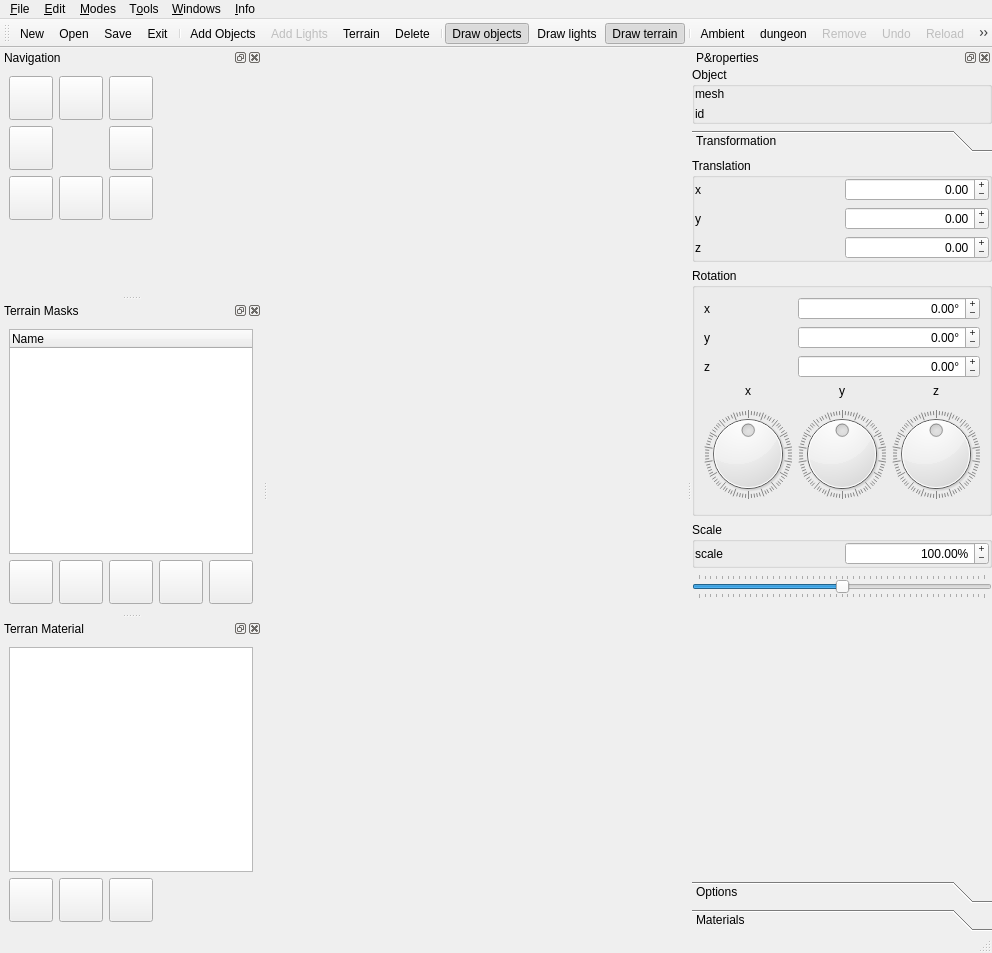
Qt form new_map_editor/mapeditor.ui (xaphier/Eternal-Lands) before a commit.
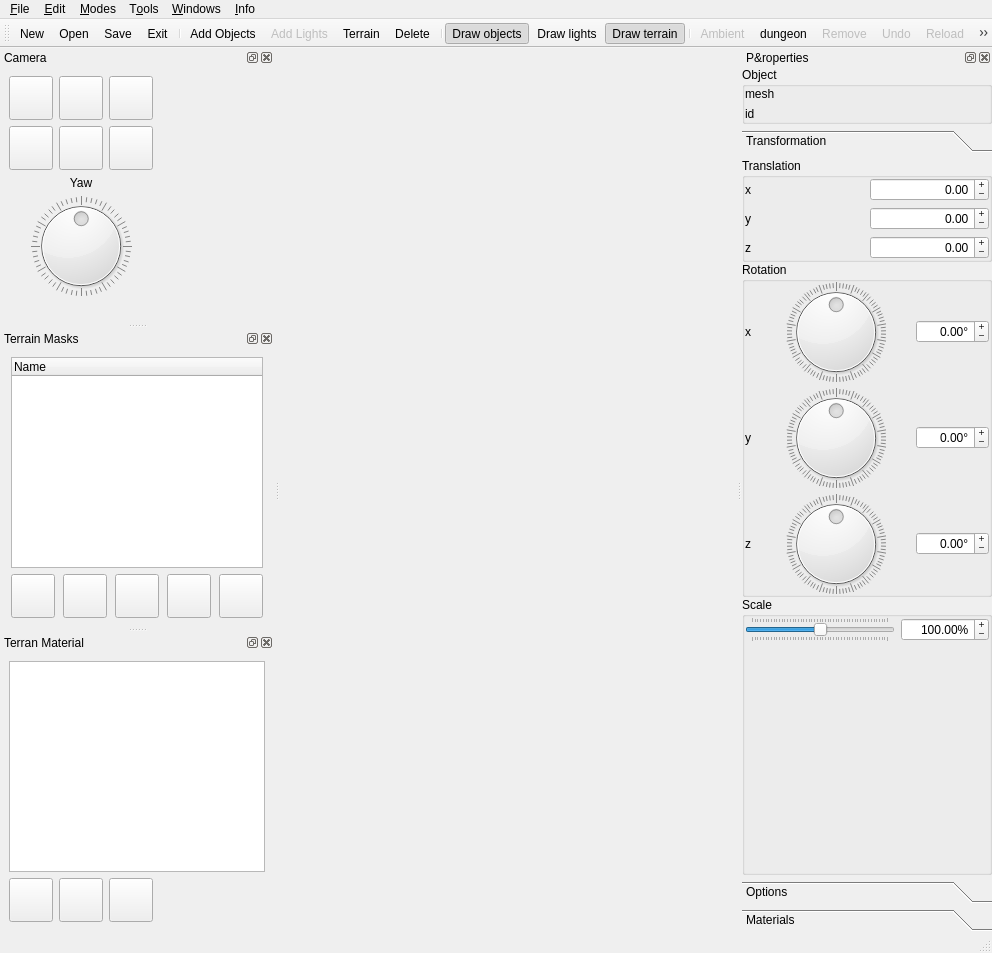
The same form after that commit. The open tabs and pages were chosen to show the change. Icons and pictures are not drawn. Custom widgets are drawn as their Qt base class.

```diff
--- a/new_map_editor/mapeditor.ui
+++ b/new_map_editor/mapeditor.ui
@@ -192,13 +192,39 @@
     <bool>false</bool>
    </property>
    <property name="windowTitle">
-    <string>Navigation</string>
+    <string>Camera</string>
    </property>
    <attribute name="dockWidgetArea">
     <number>1</number>
    </attribute>
    <widget class="QWidget" name="dockWidgetContents_4">
     <layout class="QGridLayout" name="gridLayout_5">
+     <item row="0" column="0">
+      <widget class="QPushButton" name="zoom_out">
+       <property name="minimumSize">
+        <size>
+         <width>44</width>
+         <height>44</height>
+        </size>
+       </property>
+       <property name="maximumSize">
+        <size>
+         <width>44</width>
+         <height>44</height>
+        </size>
+       </property>
+       <property name="icon">
+        <iconset resource="icons/resourcen.qrc">
+         <normaloff>:/icons/gtk-zoom-out.png</normaloff>:/icons/gtk-zoom-out.png</iconset>
+       </property>
+       <property name="iconSize">
+        <size>
+         <width>32</width>
+         <height>32</height>
+        </size>
+       </property>
+      </widget>
+     </item>
      <item row="0" column="1">
       <widget class="QPushButton" name="move_u">
        <property name="minimumSize">
@@ -225,6 +251,32 @@
        </property>
       </widget>
      </item>
+     <item row="0" column="2">
+      <widget class="QPushButton" name="zoom_in">
+       <property name="minimumSize">
+        <size>
+         <width>44</width>
+         <height>44</height>
+        </size>
+       </property>
+       <property name="maximumSize">
+        <size>
+         <width>44</width>
+         <height>44</height>
+        </size>
+       </property>
+       <property name="icon">
+        <iconset resource="icons/resourcen.qrc">
+         <normaloff>:/icons/gtk-zoom-in.png</normaloff>:/icons/gtk-zoom-in.png</iconset>
+       </property>
+       <property name="iconSize">
+        <size>
+         <width>32</width>
+         <height>32</height>
+        </size>
+       </property>
+      </widget>
+     </item>
      <item row="1" column="0">
       <widget class="QPushButton" name="move_l">
        <property name="minimumSize">
@@ -251,6 +303,32 @@
        </property>
       </widget>
      </item>
+     <item row="1" column="1">
+      <widget class="QPushButton" name="move_d">
+       <property name="minimumSize">
+        <size>
+         <width>44</width>
+         <height>44</height>
+        </size>
+       </property>
+       <property name="maximumSize">
+        <size>
+         <width>44</width>
+         <height>44</height>
+        </size>
+       </property>
+       <property name="icon">
+        <iconset resource="icons/resourcen.qrc">
+         <normaloff>:/icons/gtk-go-down.png</normaloff>:/icons/gtk-go-down.png</iconset>
+       </property>
+       <property name="iconSize">
+        <size>
+         <width>32</width>
+         <height>32</height>
+        </size>
+       </property>
+      </widget>
+     </item>
      <item row="1" column="2">
       <widget class="QPushButton" name="move_r">
        <property name="minimumSize">
@@ -277,162 +355,61 @@
        </property>
       </widget>
      </item>
-     <item row="2" column="1">
-      <widget class="QPushButton" name="move_d">
-       <property name="minimumSize">
-        <size>
-         <width>44</width>
-         <height>44</height>
-        </size>
+     <item row="3" column="0" colspan="3">
+      <widget class="QDial" name="camera_yaw">
+       <property name="minimum">
+        <number>-180</number>
        </property>
-       <property name="maximumSize">
-        <size>
-         <width>44</width>
-         <height>44</height>
-        </size>
+       <property name="maximum">
+        <number>179</number>
        </property>
-       <property name="icon">
-        <iconset resource="icons/resourcen.qrc">
-         <normaloff>:/icons/gtk-go-down.png</normaloff>:/icons/gtk-go-down.png</iconset>
+       <property name="wrapping">
+        <bool>true</bool>
        </property>
-       <property name="iconSize">
-        <size>
-         <width>32</width>
-         <height>32</height>
-        </size>
+       <property name="notchTarget">
+        <double>5.500000000000000</double>
+       </property>
+       <property name="notchesVisible">
+        <bool>true</bool>
        </property>
       </widget>
      </item>
-     <item row="2" column="5">
+     <item row="0" column="3" rowspan="4" colspan="2">
       <spacer name="horizontalSpacer">
        <property name="orientation">
         <enum>Qt::Horizontal</enum>
        </property>
        <property name="sizeHint" stdset="0">
         <size>
-         <width>40</width>
-         <height>20</height>
+         <width>0</width>
+         <height>0</height>
         </size>
        </property>
       </spacer>
      </item>
-     <item row="3" column="2">
+     <item row="2" column="0" colspan="3">
+      <widget class="QLabel" name="label_9">
+       <property name="text">
+        <string>Yaw</string>
+       </property>
+       <property name="alignment">
+        <set>Qt::AlignCenter</set>
+       </property>
+      </widget>
+     </item>
+     <item row="4" column="0" colspan="5">
       <spacer name="verticalSpacer_2">
        <property name="orientation">
         <enum>Qt::Vertical</enum>
        </property>
        <property name="sizeHint" stdset="0">
         <size>
-         <width>20</width>
-         <height>40</height>
+         <width>0</width>
+         <height>0</height>
         </size>
        </property>
       </spacer>
      </item>
-     <item row="0" column="0">
-      <widget class="QPushButton" name="rotate_r">
-       <property name="minimumSize">
-        <size>
-         <width>44</width>
-         <height>44</height>
-        </size>
-       </property>
-       <property name="maximumSize">
-        <size>
-         <width>44</width>
-         <height>44</height>
-        </size>
-       </property>
-       <property name="icon">
-        <iconset resource="icons/resourcen.qrc">
-         <normaloff>:/icons/object-rotate-right.png</normaloff>:/icons/object-rotate-right.png</iconset>
-       </property>
-       <property name="iconSize">
-        <size>
-         <width>32</width>
-         <height>32</height>
-        </size>
-       </property>
-      </widget>
-     </item>
-     <item row="0" column="2">
-      <widget class="QPushButton" name="rotate_l">
-       <property name="minimumSize">
-        <size>
-         <width>44</width>
-         <height>44</height>
-        </size>
-       </property>
-       <property name="maximumSize">
-        <size>
-         <width>44</width>
-         <height>44</height>
-        </size>
-       </property>
-       <property name="icon">
-        <iconset resource="icons/resourcen.qrc">
-         <normaloff>:/icons/object-rotate-left.png</normaloff>:/icons/object-rotate-left.png</iconset>
-       </property>
-       <property name="iconSize">
-        <size>
-         <width>32</width>
-         <height>32</height>
-        </size>
-       </property>
-      </widget>
-     </item>
-     <item row="2" column="0">
-      <widget class="QPushButton" name="zoom_out">
-       <property name="minimumSize">
-        <size>
-         <width>44</width>
-         <height>44</height>
-        </size>
-       </property>
-       <property name="maximumSize">
-        <size>
-         <width>44</width>
-         <height>44</height>
-        </size>
-       </property>
-       <property name="icon">
-        <iconset resource="icons/resourcen.qrc">
-         <normaloff>:/icons/gtk-zoom-out.png</normaloff>:/icons/gtk-zoom-out.png</iconset>
-       </property>
-       <property name="iconSize">
-        <size>
-         <width>32</width>
-         <height>32</height>
-        </size>
-       </property>
-      </widget>
-     </item>
-     <item row="2" column="2">
-      <widget class="QPushButton" name="zoom_in">
-       <property name="minimumSize">
-        <size>
-         <width>44</width>
-         <height>44</height>
-        </size>
-       </property>
-       <property name="maximumSize">
-        <size>
-         <width>44</width>
-         <height>44</height>
-        </size>
-       </property>
-       <property name="icon">
-        <iconset resource="icons/resourcen.qrc">
-         <normaloff>:/icons/gtk-zoom-in.png</normaloff>:/icons/gtk-zoom-in.png</iconset>
-       </property>
-       <property name="iconSize">
-        <size>
-         <width>32</width>
-         <height>32</height>
-        </size>
-       </property>
-      </widget>
-     </item>
     </layout>
    </widget>
   </widget>
@@ -578,14 +555,17 @@
              <rect>
               <x>0</x>
               <y>0</y>
-              <width>188</width>
-              <height>397</height>
+              <width>122</width>
+              <height>340</height>
              </rect>
             </property>
             <attribute name="label">
              <string>Transformation</string>
             </attribute>
             <layout class="QVBoxLayout" name="verticalLayout_4">
+             <property name="spacing">
+              <number>0</number>
+             </property>
              <property name="margin">
               <number>0</number>
              </property>
@@ -745,6 +725,9 @@
                 <string>Rotation</string>
                </property>
                <layout class="QGridLayout" name="gridLayout_11">
+                <property name="margin">
+                 <number>0</number>
+                </property>
                 <item row="0" column="0">
                  <widget class="QLabel" name="label_23">
                   <property name="minimumSize">
@@ -761,7 +744,23 @@
                   </property>
                  </widget>
                 </item>
-                <item row="0" column="1" colspan="2">
+                <item row="0" column="2">
+                 <widget class="QDial" name="x_rotation_dial">
+                  <property name="minimum">
+                   <number>-180</number>
+                  </property>
+                  <property name="maximum">
+                   <number>179</number>
+                  </property>
+                  <property name="wrapping">
+                   <bool>true</bool>
+                  </property>
+                  <property name="notchesVisible">
+                   <bool>true</bool>
+                  </property>
+                 </widget>
+                </item>
+                <item row="0" column="4">
                  <widget class="QDoubleSpinBox" name="x_rotation">
                   <property name="minimumSize">
                    <size>
@@ -811,7 +810,23 @@
                   </property>
                  </widget>
                 </item>
-                <item row="1" column="1" colspan="2">
+                <item row="1" column="2">
+                 <widget class="QDial" name="y_rotation_dial">
+                  <property name="minimum">
+                   <number>-180</number>
+                  </property>
+                  <property name="maximum">
+                   <number>179</number>
+                  </property>
+                  <property name="wrapping">
+                   <bool>true</bool>
+                  </property>
+                  <property name="notchesVisible">
+                   <bool>true</bool>
+                  </property>
+                 </widget>
+                </item>
+                <item row="1" column="4">
                  <widget class="QDoubleSpinBox" name="y_rotation">
                   <property name="minimumSize">
                    <size>
@@ -864,106 +879,7 @@
                   </property>
                  </widget>
                 </item>
-                <item row="2" column="1" colspan="2">
-                 <widget class="QDoubleSpinBox" name="z_rotation">
-                  <property name="minimumSize">
-                   <size>
-                    <width>30</width>
-                    <height>0</height>
-                   </size>
-                  </property>
-                  <property name="wrapping">
-                   <bool>true</bool>
-                  </property>
-                  <property name="alignment">
-                   <set>Qt::AlignRight|Qt::AlignTrailing|Qt::AlignVCenter</set>
-                  </property>
-                  <property name="buttonSymbols">
-                   <enum>QAbstractSpinBox::PlusMinus</enum>
-                  </property>
-                  <property name="keyboardTracking">
-                   <bool>false</bool>
-                  </property>
-                  <property name="suffix">
-                   <string>°</string>
-                  </property>
-                  <property name="minimum">
-                   <double>-180.000000000000000</double>
-                  </property>
-                  <property name="maximum">
-                   <double>179.000000000000000</double>
-                  </property>
-                  <property name="singleStep">
-                   <double>1.000000000000000</double>
-                  </property>
-                  <property name="value">
-                   <double>0.000000000000000</double>
-                  </property>
-                 </widget>
-                </item>
-                <item row="3" column="0">
-                 <widget class="QLabel" name="label_9">
-                  <property name="text">
-                   <string>x</string>
-                  </property>
-                  <property name="alignment">
-                   <set>Qt::AlignCenter</set>
-                  </property>
-                 </widget>
-                </item>
-                <item row="3" column="1">
-                 <widget class="QLabel" name="label_27">
-                  <property name="text">
-                   <string>y</string>
-                  </property>
-                  <property name="alignment">
-                   <set>Qt::AlignCenter</set>
-                  </property>
-                 </widget>
-                </item>
-                <item row="3" column="2">
-                 <widget class="QLabel" name="label_28">
-                  <property name="text">
-                   <string>z</string>
-                  </property>
-                  <property name="alignment">
-                   <set>Qt::AlignCenter</set>
-                  </property>
-                 </widget>
-                </item>
-                <item row="4" column="0">
-                 <widget class="QDial" name="x_rotation_dial">
-                  <property name="minimum">
-                   <number>-180</number>
-                  </property>
-                  <property name="maximum">
-                   <number>179</number>
-                  </property>
-                  <property name="wrapping">
-                   <bool>true</bool>
-                  </property>
-                  <property name="notchesVisible">
-                   <bool>true</bool>
-                  </property>
-                 </widget>
-                </item>
-                <item row="4" column="1">
-                 <widget class="QDial" name="y_rotation_dial">
-                  <property name="minimum">
-                   <number>-180</number>
-                  </property>
-                  <property name="maximum">
-                   <number>179</number>
-                  </property>
-                  <property name="wrapping">
-                   <bool>true</bool>
-                  </property>
-                  <property name="notchesVisible">
-                   <bool>true</bool>
-                  </property>
-                 </widget>
-                </item>
-                <item row="4" column="2">
+                <item row="2" column="2">
                  <widget class="QDial" name="z_rotation_dial">
                   <property name="minimum">
                    <number>-180</number>
@@ -979,6 +895,121 @@
                   </property>
                  </widget>
                 </item>
+                <item row="2" column="4">
+                 <widget class="QDoubleSpinBox" name="z_rotation">
+                  <property name="minimumSize">
+                   <size>
+                    <width>30</width>
+                    <height>0</height>
+                   </size>
+                  </property>
+                  <property name="wrapping">
+                   <bool>true</bool>
+                  </property>
+                  <property name="alignment">
+                   <set>Qt::AlignRight|Qt::AlignTrailing|Qt::AlignVCenter</set>
+                  </property>
+                  <property name="buttonSymbols">
+                   <enum>QAbstractSpinBox::PlusMinus</enum>
+                  </property>
+                  <property name="keyboardTracking">
+                   <bool>false</bool>
+                  </property>
+                  <property name="suffix">
+                   <string>°</string>
+                  </property>
+                  <property name="minimum">
+                   <double>-180.000000000000000</double>
+                  </property>
+                  <property name="maximum">
+                   <double>179.000000000000000</double>
+                  </property>
+                  <property name="singleStep">
+                   <double>1.000000000000000</double>
+                  </property>
+                  <property name="value">
+                   <double>0.000000000000000</double>
+                  </property>
+                 </widget>
+                </item>
+                <item row="0" column="3">
+                 <spacer name="horizontalSpacer_6">
+                  <property name="orientation">
+                   <enum>Qt::Horizontal</enum>
+                  </property>
+                  <property name="sizeHint" stdset="0">
+                   <size>
+                    <width>0</width>
+                    <height>0</height>
+                   </size>
+                  </property>
+                 </spacer>
+                </item>
+                <item row="0" column="1">
+                 <spacer name="horizontalSpacer_7">
+                  <property name="orientation">
+                   <enum>Qt::Horizontal</enum>
+                  </property>
+                  <property name="sizeHint" stdset="0">
+                   <size>
+                    <width>0</width>
+                    <height>0</height>
+                   </size>
+                  </property>
+                 </spacer>
+                </item>
+                <item row="1" column="1">
+                 <spacer name="horizontalSpacer_8">
+                  <property name="orientation">
+                   <enum>Qt::Horizontal</enum>
+                  </property>
+                  <property name="sizeHint" stdset="0">
+                   <size>
+                    <width>0</width>
+                    <height>0</height>
+                   </size>
+                  </property>
+                 </spacer>
+                </item>
+                <item row="1" column="3">
+                 <spacer name="horizontalSpacer_9">
+                  <property name="orientation">
+                   <enum>Qt::Horizontal</enum>
+                  </property>
+                  <property name="sizeHint" stdset="0">
+                   <size>
+                    <width>0</width>
+                    <height>0</height>
+                   </size>
+                  </property>
+                 </spacer>
+                </item>
+                <item row="2" column="1">
+                 <spacer name="horizontalSpacer_10">
+                  <property name="orientation">
+                   <enum>Qt::Horizontal</enum>
+                  </property>
+                  <property name="sizeHint" stdset="0">
+                   <size>
+                    <width>0</width>
+                    <height>0</height>
+                   </size>
+                  </property>
+                 </spacer>
+                </item>
+                <item row="2" column="3">
+                 <spacer name="horizontalSpacer_11">
+                  <property name="orientation">
+                   <enum>Qt::Horizontal</enum>
+                  </property>
+                  <property name="sizeHint" stdset="0">
+                   <size>
+                    <width>0</width>
+                    <height>0</height>
+                   </size>
+                  </property>
+                 </spacer>
+                </item>
                </layout>
               </widget>
              </item>
@@ -1029,47 +1060,40 @@
                  </widget>
                 </item>
                 <item row="0" column="0">
-                 <widget class="QLabel" name="label_26">
-                  <property name="text">
-                   <string>scale</string>
+                 <widget class="QSlider" name="scale_slider">
+                  <property name="maximum">
+                   <number>400</number>
+                  </property>
+                  <property name="value">
+                   <number>200</number>
+                  </property>
+                  <property name="orientation">
+                   <enum>Qt::Horizontal</enum>
+                  </property>
+                  <property name="tickPosition">
+                   <enum>QSlider::TicksBothSides</enum>
+                  </property>
+                  <property name="tickInterval">
+                   <number>8</number>
                   </property>
                  </widget>
                 </item>
+                <item row="1" column="0" colspan="2">
+                 <spacer name="verticalSpacer_4">
+                  <property name="orientation">
+                   <enum>Qt::Vertical</enum>
+                  </property>
+                  <property name="sizeHint" stdset="0">
+                   <size>
+                    <width>20</width>
+                    <height>40</height>
+                   </size>
+                  </property>
+                 </spacer>
+                </item>
                </layout>
               </widget>
              </item>
-             <item>
-              <widget class="QSlider" name="scale_slider">
-               <property name="maximum">
-                <number>400</number>
-               </property>
-               <property name="value">
-                <number>200</number>
-               </property>
-               <property name="orientation">
-                <enum>Qt::Horizontal</enum>
-               </property>
-               <property name="tickPosition">
-                <enum>QSlider::TicksBothSides</enum>
-               </property>
-               <property name="tickInterval">
-                <number>8</number>
-               </property>
-              </widget>
-             </item>
-             <item>
-              <spacer name="verticalSpacer_5">
-               <property name="orientation">
-                <enum>Qt::Vertical</enum>
-               </property>
-               <property name="sizeHint" stdset="0">
-                <size>
-                 <width>20</width>
-                 <height>40</height>
-                </size>
-               </property>
-              </spacer>
-             </item>
             </layout>
            </widget>
            <widget class="QWidget" name="page_2">
@@ -2518,7 +2542,7 @@
              <rect>
               <x>0</x>
               <y>0</y>
-              <width>98</width>
+              <width>94</width>
               <height>84</height>
              </rect>
             </property>
@@ -2853,8 +2877,8 @@
              <rect>
               <x>0</x>
               <y>0</y>
-              <width>98</width>
-              <height>28</height>
+              <width>100</width>
+              <height>30</height>
              </rect>
             </property>
             <attribute name="label">
@@ -2866,8 +2890,8 @@
              <rect>
               <x>0</x>
               <y>0</y>
-              <width>98</width>
-              <height>28</height>
+              <width>100</width>
+              <height>30</height>
              </rect>
             </property>
             <attribute name="label">
@@ -3971,6 +3995,9 @@
    </property>
   </action>
   <action name="action_ambient">
+   <property name="enabled">
+    <bool>false</bool>
+   </property>
    <property name="icon">
     <iconset resource="icons/resourcen.qrc">
      <normaloff>:/icons/gtk-color-picker.png</normaloff>:/icons/gtk-color-picker.png</iconset>
@@ -4159,6 +4186,36 @@
     <string>Dungeon map</string>
    </property>
   </action>
+  <action name="action_rotate_l">
+   <property name="icon">
+    <iconset resource="icons/resourcen.qrc">
+     <normaloff>:/icons/object-rotate-left.png</normaloff>:/icons/object-rotate-left.png</iconset>
+   </property>
+   <property name="text">
+    <string>rotate left</string>
+   </property>
+   <property name="toolTip">
+    <string>Rotate left</string>
+   </property>
+   <property name="shortcutContext">
+    <enum>Qt::ApplicationShortcut</enum>
+   </property>
+  </action>
+  <action name="action_rotate_r">
+   <property name="icon">
+    <iconset resource="icons/resourcen.qrc">
+     <normaloff>:/icons/object-rotate-right.png</normaloff>:/icons/object-rotate-right.png</iconset>
+   </property>
+   <property name="text">
+    <string>rotate right</string>
+   </property>
+   <property name="toolTip">
+    <string>Rotate right</string>
+   </property>
+   <property name="shortcutContext">
+    <enum>Qt::ApplicationShortcut</enum>
+   </property>
+  </action>
  </widget>
  <customwidgets>
   <customwidget>
```
Left out of the diff: 48 changed lines with no effect on the pictures.
